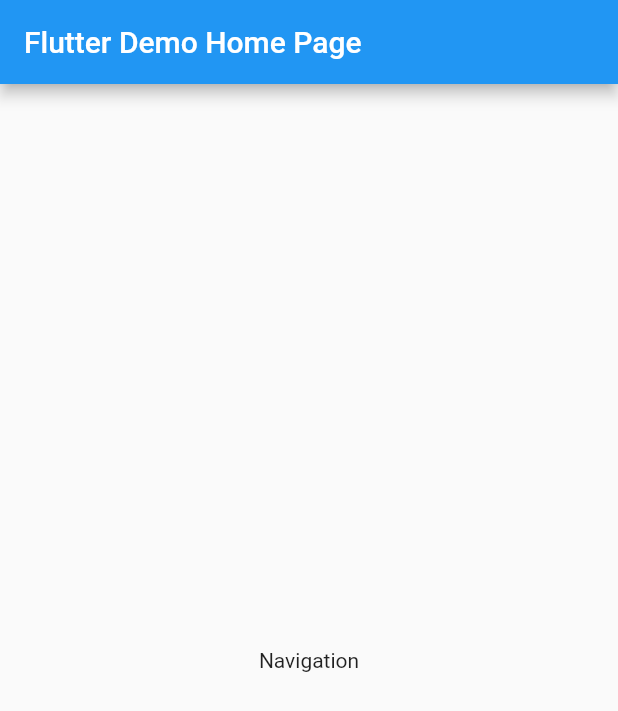
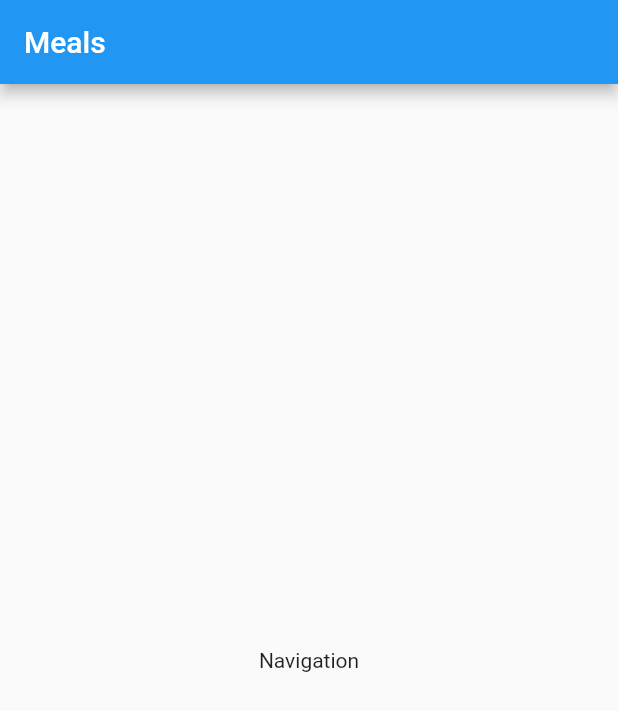
Before and after one commit to DeleMike/Meals, a Flutter app: the screen it shows after launch, on a phone screen of 412 x 824 dp. Shown: the top 711 px of the screen. Run offline on Flutter 3.47's test engine with Material 2 defaults, Android fonts, the phone set to English and light mode, and no system bars.

Commit message:
change app title

```diff
--- a/lib/main.dart
+++ b/lib/main.dart
@@ -9,12 +9,12 @@ class MyApp extends StatelessWidget {
   @override
   Widget build(BuildContext context) {
     return MaterialApp(
-      title: 'Flutter Demo',
+      title: 'Meals',
       theme: ThemeData(
         primarySwatch: Colors.blue,
         visualDensity: VisualDensity.adaptivePlatformDensity,
       ),
-      home: MyHomePage(title: 'Flutter Demo Home Page'),
+      home: MyHomePage(title: 'Meals'),
     );
   }
 }
```
